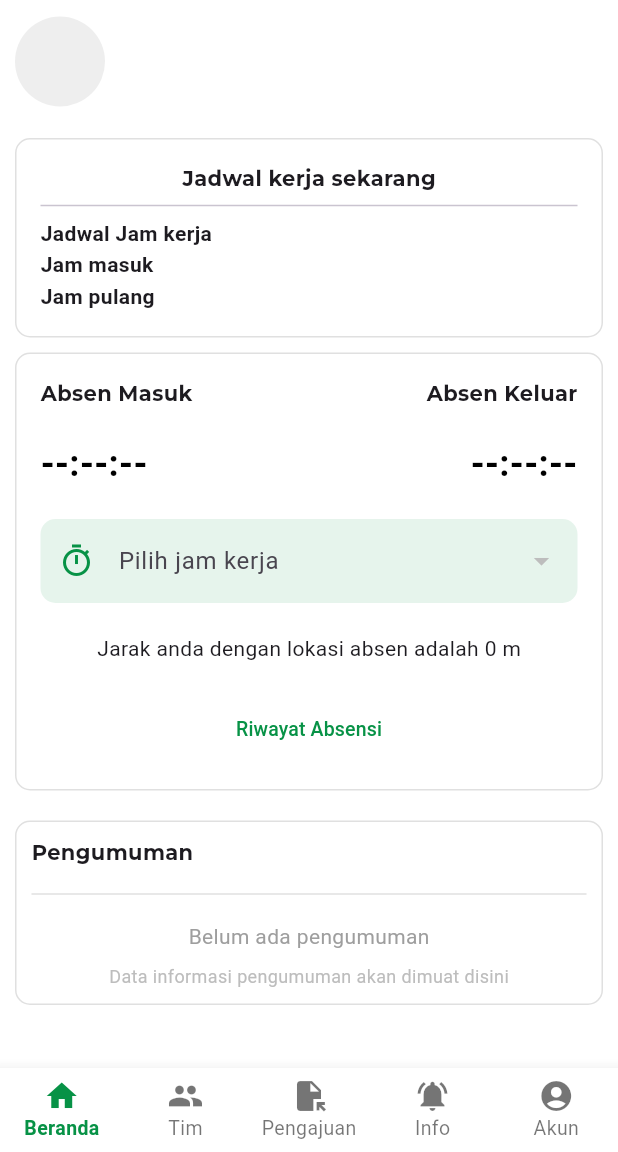
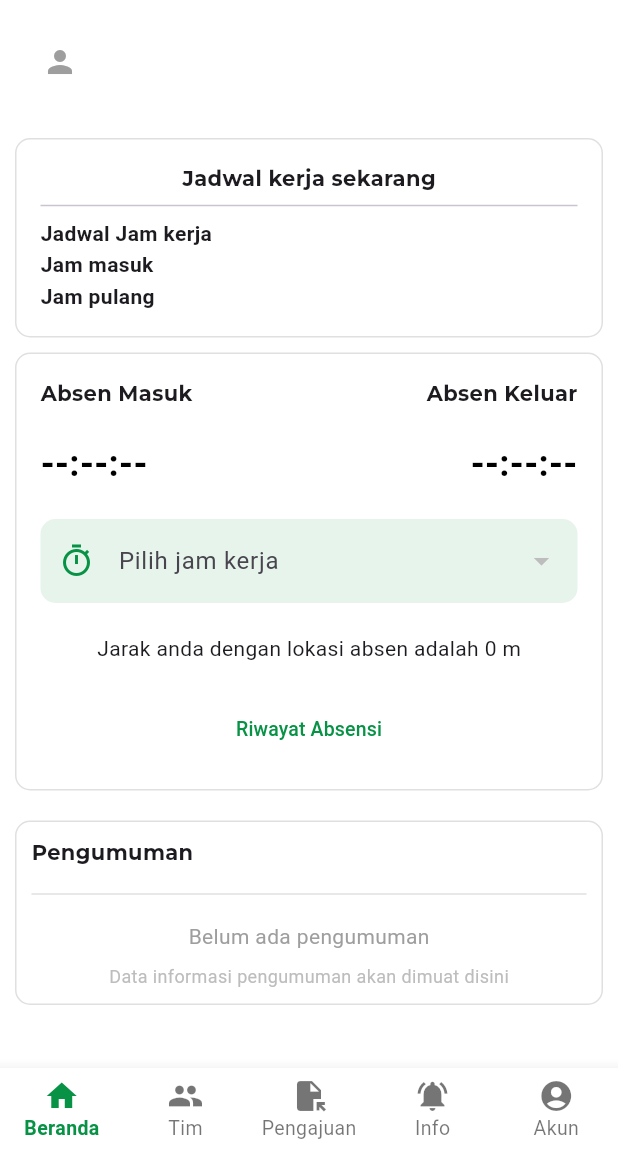
Before and after one commit to chocoalano/esas, a Flutter app: the HomeView screen opened by its route, item 2 of the bottom bar chosen, on a phone screen of 412 x 824 dp, the part 84-1236 px from its top. Run offline on Flutter 3.47's test engine with Material 3 defaults, Android fonts, the phone set to English and light mode, and no system bars; our stand-ins replace camera, card_loading, flutter_form_builder, flutter_local_notifications, flutter_svg, flutter_widget_from_html and 7 more; missing offline and left inert: pusher_channels_flutter, u_credit_card; accounts and stored records are empty; network calls fail.

Commit message:
revission v1

```diff
--- a/lib/app/modules/absensi/controllers/absensi_controller.dart
+++ b/lib/app/modules/absensi/controllers/absensi_controller.dart
@@ -22,7 +22,7 @@ class AbsensiController extends GetxController {
   Rx<int?> selectedShift = Rx<int?>(null);
 
   void fetchCurrentAttendance() async {
-    isLoading(true);
+    isLoading.value = true;
     try {
       final response = await provider.fetchCurrentAbsen();
       if (response.statusCode == 200) {
@@ -40,7 +40,7 @@ class AbsensiController extends GetxController {
       notifService.showNotification(
           'Absensi', 'Anda belum melakukan absen hari ini');
     } finally {
-      isLoading(false);
+      isLoading.value = false;
     }
   }
 
--- a/lib/app/modules/home/display/views/components/absencard.dart
+++ b/lib/app/modules/home/display/views/components/absencard.dart
@@ -68,7 +68,21 @@ class Absencard extends StatelessWidget {
             children: [
               _buildHeader(),
               const SizedBox(height: 20),
-              _buildAbsenceTime(absensiC),
+              Row(
+                mainAxisAlignment: MainAxisAlignment.spaceBetween,
+                children: [
+                  Obx(() => _buildTimeText(
+                      absensiC.currentAttendance.value.timeIn ?? '--:--:--',
+                      absensiC.currentAttendance.value.statusIn == 'late'
+                          ? false
+                          : true)),
+                  Obx(() => _buildTimeText(
+                      absensiC.currentAttendance.value.timeOut ?? '--:--:--',
+                      absensiC.currentAttendance.value.statusOut == 'late'
+                          ? false
+                          : true)),
+                ],
+              ),
               const SizedBox(height: 20),
               Obx(() => DropdownButtonFormField(
                     value: absensiC.timeId.value,
@@ -171,24 +185,6 @@ class Absencard extends StatelessWidget {
     );
   }
 
-  Widget _buildAbsenceTime(AbsensiController absensiC) {
-    return Row(
-      mainAxisAlignment: MainAxisAlignment.spaceBetween,
-      children: [
-        Obx(() => _buildTimeText(
-            absensiC.currentAttendance.value.timeIn ?? '--:--:--',
-            absensiC.currentAttendance.value.statusIn == 'late'
-                ? false
-                : true)),
-        Obx(() => _buildTimeText(
-            absensiC.currentAttendance.value.timeOut ?? '--:--:--',
-            absensiC.currentAttendance.value.statusOut == 'late'
-                ? false
-                : true)),
-      ],
-    );
-  }
-
   Widget _buildTimeText(String time, bool status) {
     return Text(
       time,
--- a/lib/app/modules/home/display/views/components/empcard.dart
+++ b/lib/app/modules/home/display/views/components/empcard.dart
@@ -12,8 +12,8 @@ class Empcard extends StatelessWidget {
   @override
   Widget build(BuildContext context) {
     final controller = Get.put(HomeController());
+    controller.setAccount();
     final imageUrl = controller.userDetail.value.avatar;
-    controller.setAccount();
     return Row(
       children: [
         CircleAvatar(
--- a/lib/app/modules/home/display/views/home_view.dart
+++ b/lib/app/modules/home/display/views/home_view.dart
@@ -1,14 +1,14 @@
-// ignore_for_file: deprecated_member_use
 import 'package:esas/components/BottomNavigation/bot_nav_view.dart';
 import 'package:esas/constant.dart';
+import 'package:esas/support/support.dart';
+import 'package:esas/support/typography.dart';
 import 'package:flutter/material.dart';
 import 'package:flutter/services.dart';
-import 'package:flutter_svg/svg.dart';
+import 'package:flutter_svg/flutter_svg.dart';
 import 'package:get/get.dart';
 import '../controllers/home_controller.dart';
 import 'components/absencard.dart';
 import 'components/anouncement.dart';
-import 'components/empcard.dart';
 
 class HomeView extends GetView<HomeController> {
   const HomeView({super.key});
@@ -53,16 +53,72 @@ class HomeView extends GetView<HomeController> {
                 constraints: BoxConstraints(
                   minHeight: constraints.maxHeight,
                 ),
-                child: const Padding(
-                  padding: EdgeInsets.all(10),
+                child: Padding(
+                  padding: const EdgeInsets.all(10),
                   child: Column(
                     crossAxisAlignment: CrossAxisAlignment.stretch,
                     children: [
-                      Empcard(),
-                      SizedBox(height: 20),
-                      Absencard(),
-                      SizedBox(height: 20),
-                      Anouncement(),
+                      Row(
+                        children: [
+                          Obx(
+                            () => CircleAvatar(
+                              radius: 30,
+                              backgroundColor: bgColor,
+                              child: controller.userDetail.value.avatar != null
+                                  ? ClipOval(
+                                      child: FadeInImage.assetNetwork(
+                                        placeholder: 'assets/loading.gif',
+                                        image:
+                                            "$baseUrlApi/assets/${controller.userDetail.value.avatar}",
+                                        width: 100,
+                                        height: 100,
+                                        fit: BoxFit.cover,
+                                        imageErrorBuilder:
+                                            (context, error, stackTrace) {
+                                          return const Icon(
+                                            Icons.error,
+                                            color: Colors.grey,
+                                          );
+                                        },
+                                      ),
+                                    )
+                                  : const Icon(
+                                      Icons.person,
+                                      color: Colors.grey,
+                                    ),
+                            ),
+                          ),
+                          const SizedBox(width: 20),
+                          Expanded(
+                            child: Column(
+                              crossAxisAlignment: CrossAxisAlignment.start,
+                              children: [
+                                Obx(() => Text(
+                                      controller.userDetail.value.name ?? '',
+                                      style: profileListTitle,
+                                    )),
+                                Obx(() => Text(
+                                      limitString(
+                                          controller.userDetail.value.email ??
+                                              '',
+                                          23),
+                                      style: profileListSubtitle,
+                                    )),
+                                Obx(() => Text(
+                                      limitString(
+                                          controller.userDetail.value.nip ?? '',
+                                          23),
+                                      style: profileListSubtitle,
+                                    )),
+                              ],
+                            ),
+                          ),
+                        ],
+                      ),
+                      const SizedBox(height: 20),
+                      const Absencard(),
+                      const SizedBox(height: 20),
+                      const Anouncement(),
                     ],
                   ),
                 ),
--- a/lib/constant.dart
+++ b/lib/constant.dart
@@ -12,8 +12,6 @@ const infoColor = Color(0xff073891);
 const bgColor = Colors.white;
 
 const defaultPadding = 16.0;
-const imgDefault =
-    'https://res.cloudinary.com/dqta7pszj/image/upload/v1731985782/users-profile/pmce5gbr2wx2dockusyu.png';
 
 Future<bool?> showBackDialog() {
   return Get.dialog<bool>(
--- a/lib/support/support.dart
+++ b/lib/support/support.dart
@@ -19,7 +19,7 @@ bool validateApproval(List<Approval> approvals) {
   return hasApproval;
 }
 
-String capitalizedString(String text, {int maxLength = 20}) {
+String capitalizedString(String text, {int maxLength = 70}) {
   if (text.isEmpty) return text;
 
   // Batasi panjang teks sesuai dengan maxLength
```
Also changed, not shown: lib/app/modules/pengajuan/views/pengajuan_view.dart (+22 -1 lines), assets/loading.gif (added).
